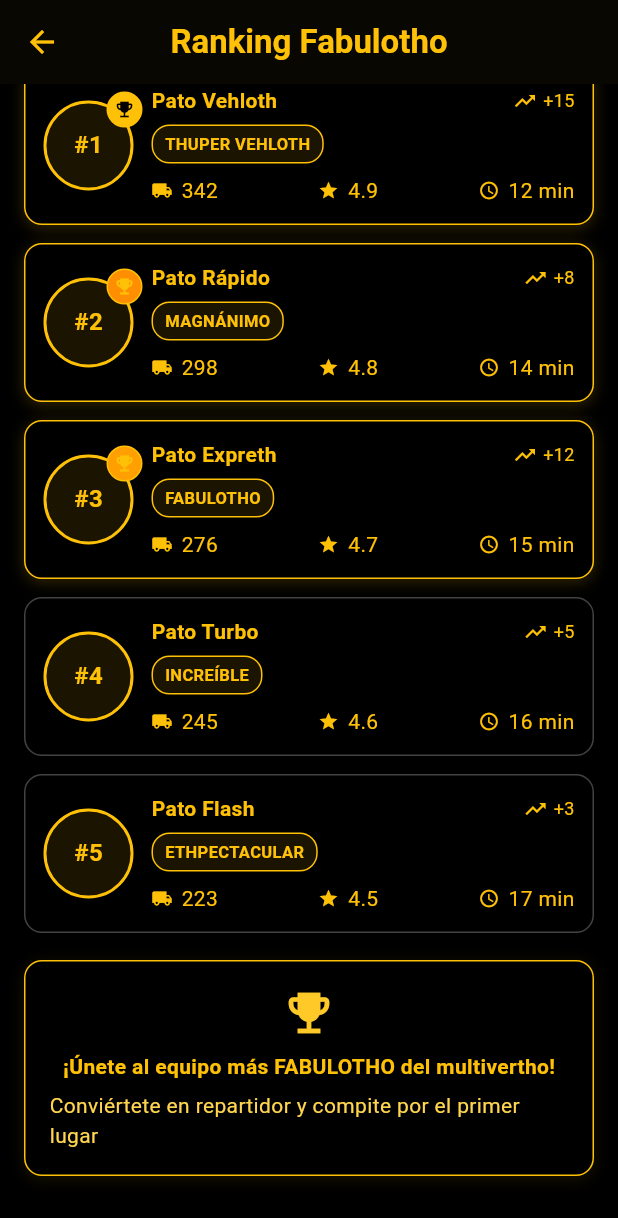
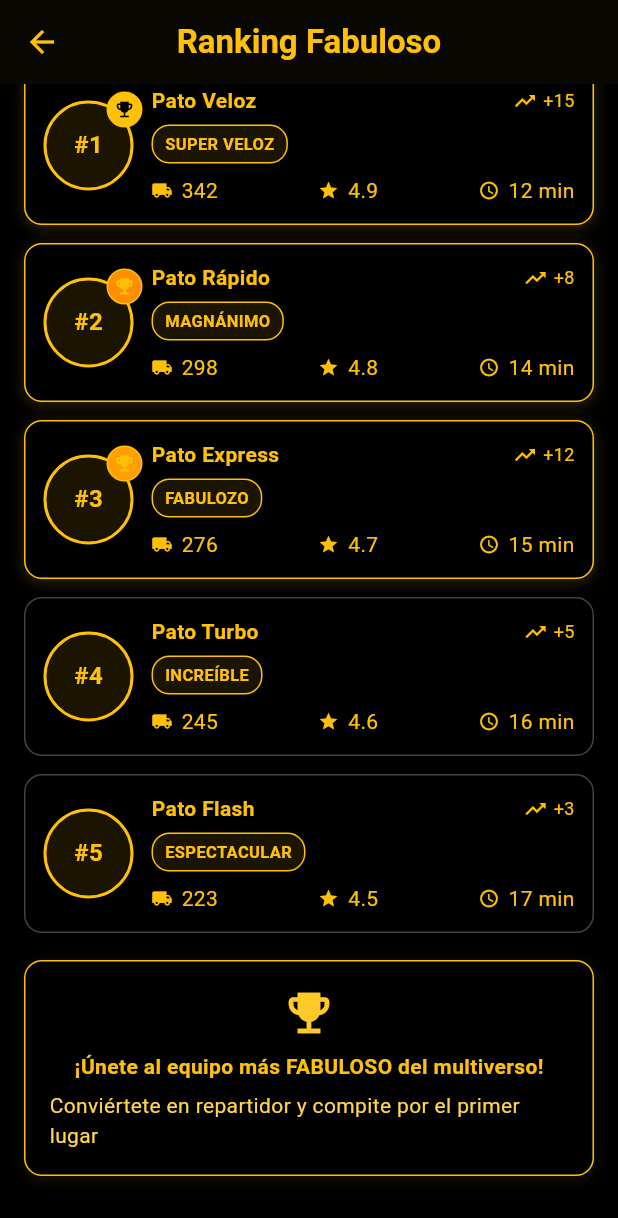
Before and after one commit to Guada-Aban/Pato-Delivery, a Flutter app: the RankingPage screen opened directly, scrolled down 231 dp, on a phone screen of 412 x 824 dp. Shown: the top 1218 px of the screen. Run offline on Flutter 3.47's test engine with Material 3 defaults, Android fonts, the phone set to English and light mode, and no system bars.

Commit message:
texto normal ranking_screen.dart

```diff
--- a/lib/ranking_screen.dart
+++ b/lib/ranking_screen.dart
@@ -3,11 +3,11 @@ import 'package:flutter/material.dart';
 const List<Map<String, dynamic>> topDrivers = [
   {
     'rank': 1,
-    'name': 'Pato Vehloth',
+    'name': 'Pato Veloz',
     'deliveries': 342,
     'rating': 4.9,
     'avgTime': '12 min',
-    'badge': 'THUPER VEHLOTH',
+    'badge': 'SUPER VELOZ',
     'trend': '+15',
   },
   {
@@ -21,11 +21,11 @@ const List<Map<String, dynamic>> topDrivers = [
   },
   {
     'rank': 3,
-    'name': 'Pato Expreth',
+    'name': 'Pato Express',
     'deliveries': 276,
     'rating': 4.7,
     'avgTime': '15 min',
-    'badge': 'FABULOTHO',
+    'badge': 'FABULOZO',
     'trend': '+12',
   },
   {
@@ -43,7 +43,7 @@ const List<Map<String, dynamic>> topDrivers = [
     'deliveries': 223,
     'rating': 4.5,
     'avgTime': '17 min',
-    'badge': 'ETHPECTACULAR',
+    'badge': 'ESPECTACULAR',
     'trend': '+3',
   },
 ];
@@ -192,7 +192,7 @@ class RankingPage extends StatelessWidget {
 
     return Scaffold(
       appBar: AppBar(
-        title: const Text('Ranking Fabulotho', style: TextStyle(color: Colors.amber, fontWeight: FontWeight.bold)),
+        title: const Text('Ranking Fabuloso', style: TextStyle(color: Colors.amber, fontWeight: FontWeight.bold)),
         centerTitle: true,
         backgroundColor: Colors.black,
         iconTheme: const IconThemeData(color: Colors.amber),
@@ -209,7 +209,7 @@ class RankingPage extends StatelessWidget {
               const SizedBox(width: 8),
               const Expanded(
                 child: Column(crossAxisAlignment: CrossAxisAlignment.start, children: [
-                  Text('Ranking Fabulotho', style: TextStyle(color: Colors.amber, fontSize: 22, fontWeight: FontWeight.bold)),
+                  Text('Ranking Fabuloso', style: TextStyle(color: Colors.amber, fontSize: 22, fontWeight: FontWeight.bold)),
                   SizedBox(height: 2),
                   Text('¡Los repartidores más MAGNÁNIMOS del equipo!', style: TextStyle(color: Colors.amber)),
                 ]),
@@ -269,7 +269,7 @@ class RankingPage extends StatelessWidget {
               children: [
                 Icon(Icons.emoji_events, size: 36, color: Colors.amber.shade400),
                 const SizedBox(height: 8),
-                const Text('¡Únete al equipo más FABULOTHO del multivertho!',
+                const Text('¡Únete al equipo más FABULOSO del multiverso!',
                     style: TextStyle(color: Colors.amber, fontWeight: FontWeight.w600)),
                 const SizedBox(height: 6),
                 Text('Conviértete en repartidor y compite por el primer lugar',
```
